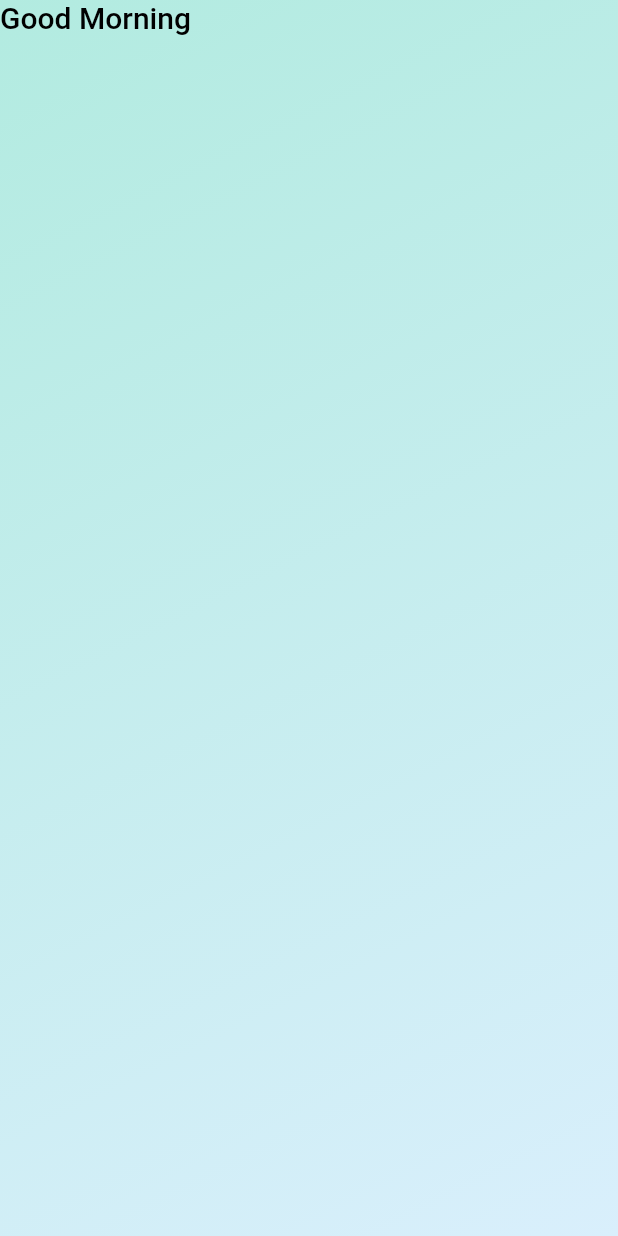
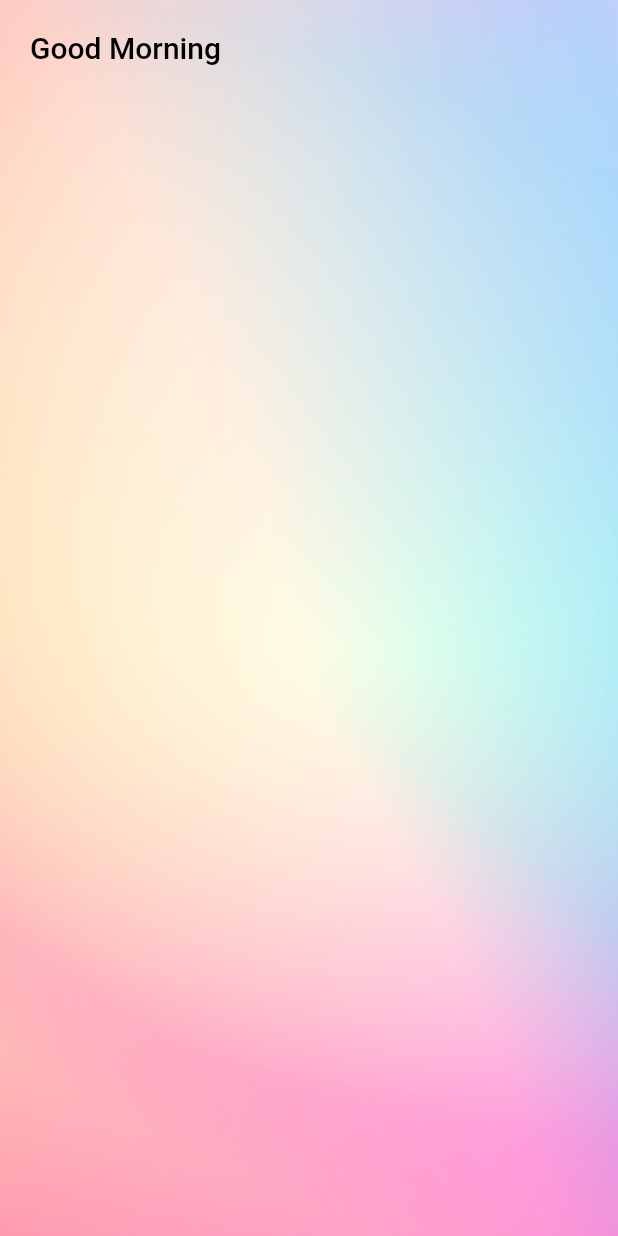
Before and after one commit to vipulasri/Serene, a Flutter app: the screen it shows after launch, on a phone screen of 412 x 824 dp. Run offline on Flutter 3.47's test engine with Material 2 defaults, Android fonts, the phone set to English and light mode, and no system bars; Roboto replaces fonts that are missing (Nunito).

```diff
--- /dev/null
+++ b/lib/config/dimen.dart
@@ -0,0 +1,3 @@
+class Dimen {
+  static const padding = 20.0;
+}
--- a/lib/screens/home.dart
+++ b/lib/screens/home.dart
@@ -1,14 +1,14 @@
 import 'package:flutter/material.dart';
+import 'package:serene/config/assets.dart';
+import 'package:serene/config/dimen.dart';
 import 'package:serene/config/typography.dart';
 
 class HomePage extends StatefulWidget {
-
   @override
   _HomePageState createState() => _HomePageState();
 }
 
 class _HomePageState extends State<HomePage> {
-
   @override
   Widget build(BuildContext context) {
     return Scaffold(
@@ -16,18 +16,30 @@ class _HomePageState extends State<HomePage> {
           width: double.infinity,
           height: double.infinity,
           decoration: BoxDecoration(
-              gradient: LinearGradient(
-                colors: [Color(0xFFB2EBE0), Color(0xFFD9EFFC)],
+            image: DecorationImage(
+              image: new ExactAssetImage(Assets.homeBackground),
+              fit: BoxFit.cover,
+            ),
+            /*gradient: LinearGradient(
+                colors: [Color(0xFFB5DDD1), Color(0xFFD9EFFC)],
                 begin: Alignment.topLeft,
                 end: Alignment.bottomRight,
-              )
+              )*/
           ),
-          child: SafeArea(
-            child: Text(
-              "Good Morning",
-              style: AppTypography.title(),
-            ),
-          )
+          child: Stack(
+            children: <Widget>[contentArea()],
+          )),
+    );
+  }
+
+  Widget contentArea() {
+    return SafeArea(
+      child: Padding(
+        padding: EdgeInsets.all(Dimen.padding),
+        child: Text(
+          "Good Morning",
+          style: AppTypography.title(),
+        ),
       ),
     );
   }
```
Also changed, not shown: lib/config/assets.dart (+7 -0 lines), lib/main.dart (+39 -2 lines).
